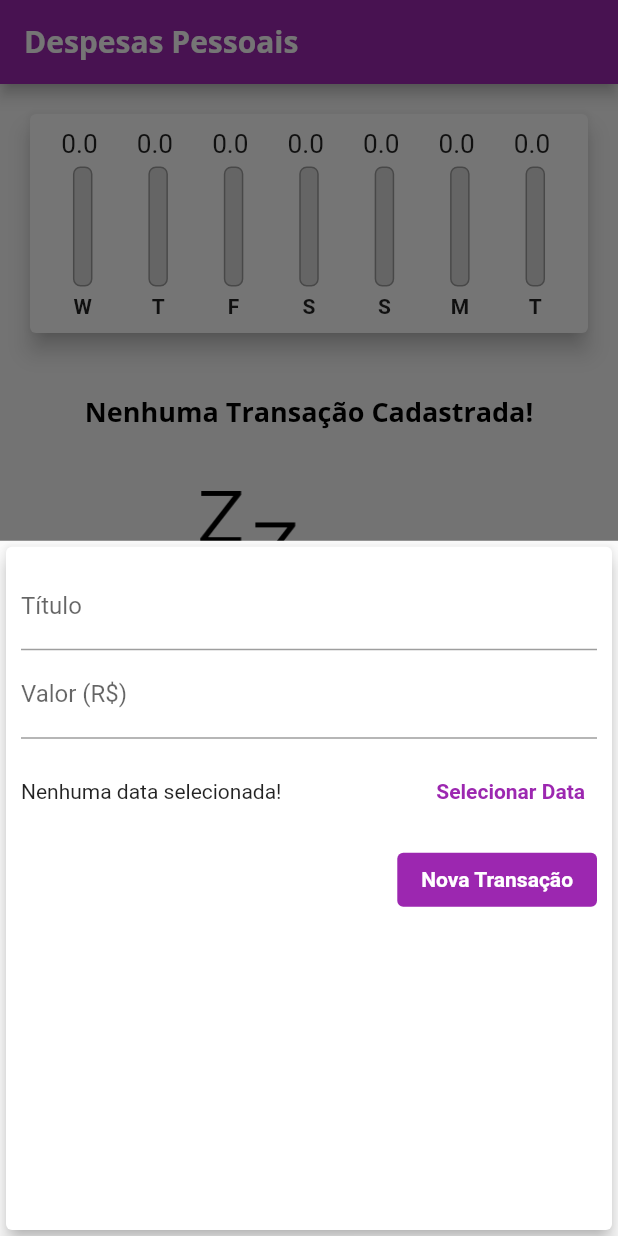
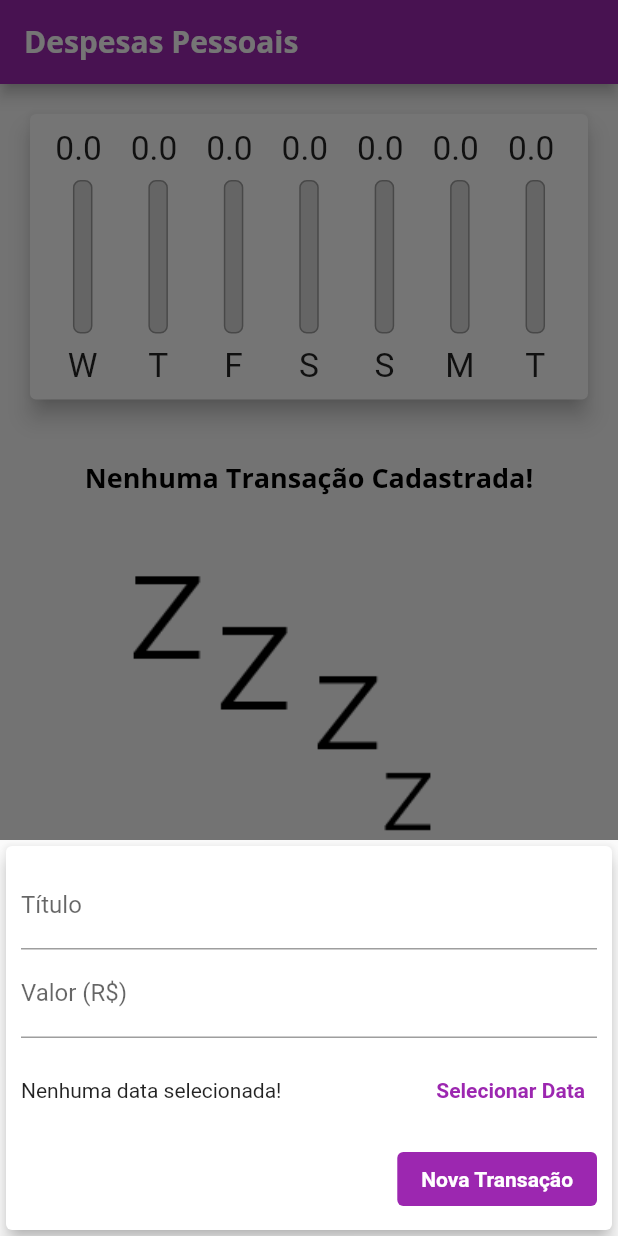
Before and after one commit to EduardoVitech/Life_Easier, a Flutter app: the screen it shows after launch, after a tap on the "add" icon, on a phone screen of 412 x 824 dp. Run offline on Flutter 3.47's test engine with Material 2 defaults, Android fonts, the phone set to English and light mode, and no system bars; project files that could hold a hidden picture were left out.

Commit message:
Responsividade, Modo paisagem, Ajustando formulario

```diff
--- a/lib/components/graphic_bar/graphic_bar.dart
+++ b/lib/components/graphic_bar/graphic_bar.dart
@@ -13,17 +13,21 @@ class GraphicBar extends StatelessWidget {
 
   @override
   Widget build(BuildContext context) {
+    return LayoutBuilder(
+      builder: (ctx, constraints) {
         return Column(
           children: [
             Container(
-          height: 20,
+              height: constraints.maxHeight * 0.15,
               child: FittedBox(
                 child: Text('${value.toString()} '),
               ),
             ),
-        const SizedBox(height: 5),
+            SizedBox(
+              height: constraints.maxHeight * 0.05,
+            ),
             Container(
-          height: 80,
+              height: constraints.maxHeight * 0.6,
               width: 13,
               child: Stack(
                 alignment: Alignment.bottomCenter,
@@ -50,14 +54,18 @@ class GraphicBar extends StatelessWidget {
                 ],
               ),
             ),
-        const SizedBox(height: 5),
-        Text(
-          label,
-          style: const TextStyle(
-            fontWeight: FontWeight.bold,
+            SizedBox(
+              height: constraints.maxHeight * 0.05,
+            ),
+            Container(
+              height: constraints.maxHeight * 0.15,
+              child: FittedBox(
+                child: Text(label),
               ),
             ),
           ],
         );
+      },
+    );
   }
 }
--- a/lib/components/new_transaction/new_transaction.dart
+++ b/lib/components/new_transaction/new_transaction.dart
@@ -45,10 +45,16 @@ class _NewTransactionState extends State<NewTransaction> {
 
   @override
   Widget build(BuildContext context) {
-    return Card(
+    return SingleChildScrollView(
+      child: Card(
         elevation: 5,
         child: Padding(
-        padding: const EdgeInsets.all(10),
+          padding: EdgeInsets.only(
+            top: 10,
+            right: 10,
+            left: 10,
+            bottom: 10 + MediaQuery.of(context).viewInsets.bottom,
+          ),
           child: Column(
             children: [
               TextField(
@@ -109,6 +115,7 @@ class _NewTransactionState extends State<NewTransaction> {
             ],
           ),
         ),
+      ),
     );
   }
 }
--- a/lib/components/transaction_list/transaction_list.dart
+++ b/lib/components/transaction_list/transaction_list.dart
@@ -10,10 +10,10 @@ class TransactionList extends StatelessWidget {
 
   @override
   Widget build(BuildContext context) {
-    return Container(
-      height: MediaQuery.of(context).size.height / 1.5,
-      child: transactions.isEmpty
-          ? Column(
+    return transactions.isEmpty
+        ? LayoutBuilder(
+            builder: (ctx, constraints) {
+              return Column(
                 children: [
                   const SizedBox(height: 20),
                   Text(
@@ -22,13 +22,15 @@ class TransactionList extends StatelessWidget {
                   ),
                   const SizedBox(height: 20),
                   Container(
-                  height: 200,
+                    height: constraints.maxHeight * 0.6,
                     child: Image.asset(
                       'assets/images/kisspng-line-angle-point-brand-zzz-cliparts-5a763d8711e3e3.0758856215176984390733.png',
                       fit: BoxFit.cover,
                     ),
                   )
                 ],
+              );
+            },
           )
         : ListView.builder(
             itemCount: transactions.length,
@@ -64,7 +66,13 @@ class TransactionList extends StatelessWidget {
                   subtitle: Text(
                     DateFormat('d MMM y').format(tr.date),
                   ),
-                    trailing: IconButton(
+                  trailing: MediaQuery.of(context).size.width > 400
+                      ? ElevatedButton.icon(
+                          onPressed: () => onRemove(tr.id),
+                          icon: const Icon(Icons.delete),
+                          label: const Text('Excluir'),
+                        )
+                      : IconButton(
                           onPressed: () => onRemove(tr.id),
                           color: Theme.of(context).errorColor,
                           icon: const Icon(Icons.delete),
@@ -72,7 +80,6 @@ class TransactionList extends StatelessWidget {
                 ),
               );
             },
-            ),
           );
   }
 }
--- a/lib/main.dart
+++ b/lib/main.dart
@@ -11,6 +11,7 @@ class LifeEasierApp extends StatelessWidget {
     final ThemeData tema = ThemeData();
 
     return MaterialApp(
+      debugShowCheckedModeBanner: false,
       theme: tema.copyWith(
         colorScheme: tema.colorScheme.copyWith(
           primary: Colors.purple,
--- a/lib/pages/home_page/home_page.dart
+++ b/lib/pages/home_page/home_page.dart
@@ -14,6 +14,7 @@ class MyHomePage extends StatefulWidget {
 
 class _MyHomePageState extends State<MyHomePage> {
   final List<Transaction> _transactions = [];
+  bool _showGraphic = false;
 
   List<Transaction> get _recentTransactions {
     return _transactions.where((tr) {
@@ -55,16 +56,59 @@ class _MyHomePageState extends State<MyHomePage> {
 
   @override
   Widget build(BuildContext context) {
+    bool _isLandscape =
+        MediaQuery.of(context).orientation == Orientation.landscape;
+
+    final appBar = AppBar(
+      title: const Text('Despesas Pessoais'),
+      actions: [
+        if (_isLandscape)
+          IconButton(
+            onPressed: () {
+              setState(() {
+                _showGraphic = !_showGraphic;
+              });
+            },
+            icon: Icon(_showGraphic ? Icons.list : Icons.show_chart),
+          )
+      ],
+    );
+
+    final availabelHeight = MediaQuery.of(context).size.height -
+        appBar.preferredSize.height -
+        MediaQuery.of(context).padding.top;
+
     return Scaffold(
-      appBar: AppBar(
-        title: const Text('Despesas Pessoais'),
-      ),
+      appBar: appBar,
       body: SingleChildScrollView(
         child: Column(
           crossAxisAlignment: CrossAxisAlignment.stretch,
           children: [
-            Graphic(_recentTransactions),
-            TransactionList(_transactions, _removeTransactions),
+            //if (_isLandscape)
+            //  Row(
+            //    mainAxisAlignment: MainAxisAlignment.center,
+            //    children: [
+            //      const Text('Exibir Grafico'),
+            //      Switch(
+            //        value: _showGraphic,
+            //        onChanged: (value) {
+            //          setState(() {
+            //            _showGraphic = value;
+            //          });
+            //        },
+            //      ),
+            //    ],
+            //  ),
+            if (_showGraphic || !_isLandscape)
+              Container(
+                height: availabelHeight * (_isLandscape ? 0.8 : 0.3),
+                child: Graphic(_recentTransactions),
+              ),
+            if (!_showGraphic || !_isLandscape)
+              Container(
+                height: availabelHeight * (_isLandscape ? 1 : 0.7),
+                child: TransactionList(_transactions, _removeTransactions),
+              ),
           ],
         ),
       ),
```
Lines whose indentation alone changed are shown as unchanged.
